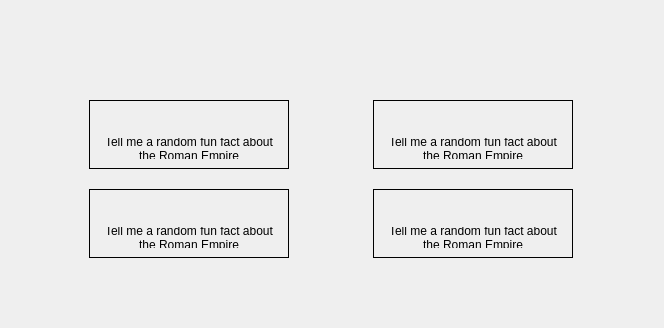
Before: the Qt Designer form forms/welcomepage.ui in farleyrunkel/qollama, drawn with Qt 5.
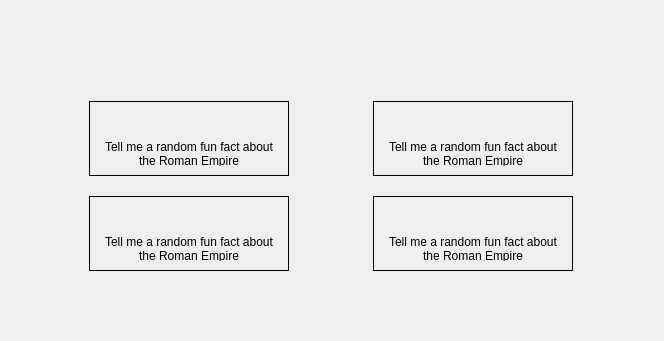
After: the same form once the commit is applied. Icons and pictures are not drawn.

Diff of the .ui file:
```diff
--- a/forms/welcomepage.ui
+++ b/forms/welcomepage.ui
@@ -7,12 +7,15 @@
     <x>0</x>
     <y>0</y>
     <width>664</width>
-    <height>328</height>
+    <height>341</height>
    </rect>
   </property>
   <property name="windowTitle">
    <string>Form</string>
   </property>
+  <property name="autoFillBackground">
+   <bool>false</bool>
+  </property>
   <property name="styleSheet">
    <string notr="true"/>
   </property>
```
